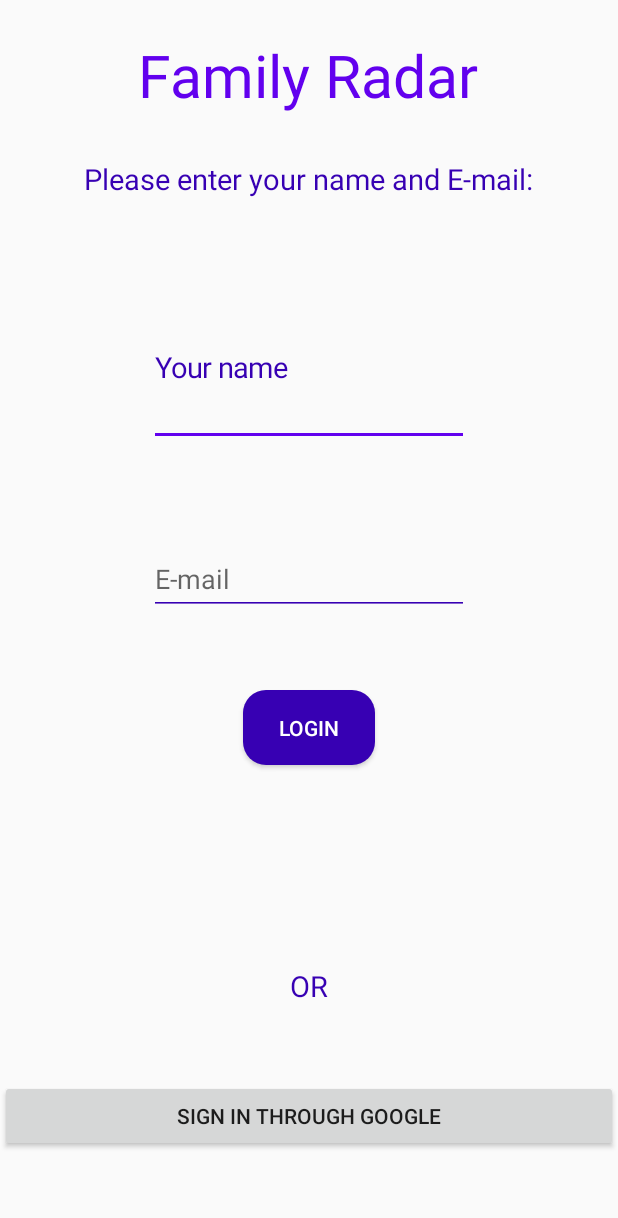
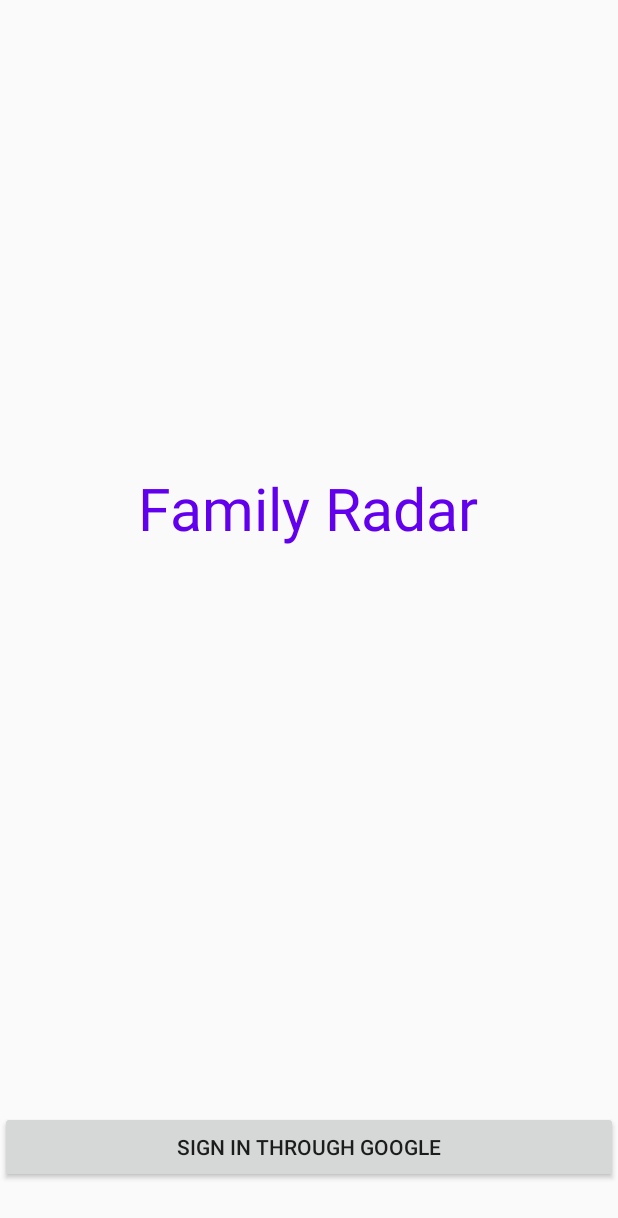
Before and after one commit to Rend1x/FamilyRadar, an Android app: the screen it shows after launch (SingInActivity), on a phone screen of 412 x 824 dp. Shown: the top 1218 px of the screen. Run offline under Robolectric (Android 15) with nearby library versions, the phone set to English and light mode, and no system bars; our stand-ins replace Firebase (no records; nobody signed in at launch, a user with empty details on screens opened directly); plain views replace GoogleSignInButton; 10 statements that could not run were skipped.

```diff
--- a/app/src/main/java/com/example/asus/familyradar/model/adapter/FamilyListAdapter.java
+++ b/app/src/main/java/com/example/asus/familyradar/model/adapter/FamilyListAdapter.java
@@ -43,7 +43,6 @@ public class FamilyListAdapter extends RecyclerView.Adapter<FamilyListAdapter.Vi
     @NonNull
     @Override
     public ViewHolder onCreateViewHolder(@NonNull ViewGroup parent, int viewType) {
-
         LayoutInflater inflater = LayoutInflater.from(parent.getContext());
         UserItemBinding binding = DataBindingUtil.inflate(inflater,R.layout.user_ithem,parent,false);
         return new ViewHolder(binding);
--- a/app/src/main/java/com/example/asus/familyradar/model/utils/SQLUtils.java
+++ b/app/src/main/java/com/example/asus/familyradar/model/utils/SQLUtils.java
@@ -47,12 +47,9 @@ public class SQLUtils {
         user.setLatitude(latitude);
         user.setLongitude(longitude);
 
-
-
         if (databaseHelper.checkEmailUser(user.getEmail())){
 
             updateDataToSql(latitude,longitude);
-            Toast.makeText(context, "Refresh Successful!", Toast.LENGTH_SHORT).show();
 
         }else {
 
@@ -70,15 +67,11 @@ public class SQLUtils {
 
         databaseHelper.updateUser(user,FirebaseAuth.getInstance().getCurrentUser().getEmail());
 
-        Toast.makeText(context, "Refresh Successful!", Toast.LENGTH_SHORT).show();
-
         for (int i = 0; i < familyUpdate.size(); i++) {
 
             user.setEmail(String.valueOf(familyUpdate.get(i)));
 
             databaseHelper.updatePositionFamily(user.getEmail());
-
-            Toast.makeText(context, "Refresh Successful!", Toast.LENGTH_SHORT).show();
         }
     }
 
@@ -88,26 +81,25 @@ public class SQLUtils {
 
         user.setEmail(email);
 
-        if (databaseHelper.checkEmailUser(user.getEmail())&& !databaseHelper.checkEmailFamily(user.getEmail())){
+        if (FirebaseAuth.getInstance().getCurrentUser().getEmail().equals(user.getEmail())){
+
+            Toast.makeText(context,"Вы не можите внести свой аккаунт в список друзей",Toast.LENGTH_SHORT).show();
+
+        } else if(!databaseHelper.checkEmailUser(user.getEmail())){
+
+            Toast.makeText(context,"Нет такого пользователя",Toast.LENGTH_SHORT).show();
+
+        } else if (databaseHelper.checkEmailFamily(user.getEmail())){
+
+            Toast.makeText(context,"Этот пользователь есть в списке друзей",Toast.LENGTH_SHORT).show();
+
+        } else if (databaseHelper.checkEmailUser(user.getEmail())&& !databaseHelper.checkEmailFamily(user.getEmail())){
 
             databaseHelper.addFamily(user.getEmail());
 
-            Toast.makeText(context,"Такой email есть",Toast.LENGTH_SHORT).show();
+            Toast.makeText(context,"Добавления прошло успешно",Toast.LENGTH_SHORT).show();
             Intent accountsIntent = new Intent(context, FamilyListActivity.class);
-            Toast.makeText(context, "Add Successful!", Toast.LENGTH_SHORT).show();
             context.startActivity(accountsIntent);
-
-        }else if(!databaseHelper.checkEmailUser(user.getEmail())){
-
-            Toast.makeText(context,"Нет такого пользователя",Toast.LENGTH_SHORT).show();
-
-        }else if (databaseHelper.checkEmailFamily(user.getEmail())){
-
-            Toast.makeText(context,"Этот пользователь есть в списке друзей",Toast.LENGTH_SHORT).show();
-
-        } else if (FirebaseAuth.getInstance().getCurrentUser().getEmail().equals(user.getEmail())){
-
-            Toast.makeText(context,"Вы не можите внести свой аккаунт в список друзей",Toast.LENGTH_SHORT).show();
 
         }
     }
--- a/app/src/main/java/com/example/asus/familyradar/view/MapsActivity.java
+++ b/app/src/main/java/com/example/asus/familyradar/view/MapsActivity.java
@@ -44,7 +44,9 @@ import com.google.android.gms.maps.model.MarkerOptions;
 import com.google.firebase.auth.FirebaseAuth;
 
 import com.google.firebase.auth.FirebaseUser;
+import com.google.firebase.crash.FirebaseCrash;
 
+import java.io.IOException;
 import java.util.ArrayList;
 import java.util.List;
 
@@ -120,6 +122,7 @@ public class MapsActivity
         familySpinner = new ArrayList<>();
         databaseHelper = new DatabaseHelper(this);
         familyPlace.addAll(databaseHelper.getFamilyPlace());
+        familySpinner.clear();
         familySpinner.addAll(databaseHelper.getFamilyMaps());
     }
 
@@ -161,6 +164,7 @@ public class MapsActivity
 
                         LatLng friendLocation = familySpinnerPos.get(i);
                         markerOptions[i] = new MarkerOptions().position(familySpinnerPos.get(i));
+                        mMap.clear();
                         mMap.addMarker(markerOptions[i]).setTitle(item);
                         mMap.animateCamera(CameraUpdateFactory.newLatLng(friendLocation));
 
@@ -216,13 +220,6 @@ public class MapsActivity
         sqlUtils.postDataToDataBase(latitude, longitude);
     }
 
-    @Override
-    protected void onStop() {
-        super.onStop();
-        Log.d(TAG, "lat: " + latitude + " long " + longitude);
-        sqlUtils.postDataToDataBase(latitude, longitude);
-    }
-
     private void isSignedIn() {
 
         firebaseAuth = FirebaseAuth.getInstance();
@@ -236,9 +233,7 @@ public class MapsActivity
         } else {
             mUsername = mFirebaseUser.getDisplayName();
         }
-
         buildGoogleApiClient();
-
     }
 
     @Override
@@ -329,10 +324,15 @@ public class MapsActivity
         mMap.clear();
         marker = mMap.addMarker(markerOptions);
         mMap.moveCamera(CameraUpdateFactory.newLatLng(new LatLng(latitude,longitude)));
+        setFamilyPlace();
+    }
+
+    private void setFamilyPlace(){
         MarkerOptions[] markerOptions = new MarkerOptions[familyPlace.size()];
         for (int i = 0; i < familyPlace.size(); i++) {
             markerOptions[i] = new MarkerOptions().position(familyPlace.get(i));
-            mMap.addMarker(markerOptions[i]);
+            mMap.clear();
+            marker =  mMap.addMarker(markerOptions[i]);
         }
     }
 
--- a/app/src/main/java/com/example/asus/familyradar/view/SingInActivity.java
+++ b/app/src/main/java/com/example/asus/familyradar/view/SingInActivity.java
@@ -27,35 +27,21 @@ import com.google.firebase.auth.GoogleAuthProvider;
 public class SingInActivity extends AppCompatActivity  implements GoogleApiClient.OnConnectionFailedListener, View.OnClickListener{
 
     private static final String TAG = "SingInActivity";
-    private static final int RC_SIGN_IN = 9001;
+    private static final int RC_SIGN_IN = 1001;
 
     private GoogleApiClient mGoogleApiClient;
     private static GoogleSignInOptions googleSignInOptions;
 
     private FirebaseAuth mFirebaseAuth;
 
-    private EditText yourName;
-    private EditText yourEmail;
-
-    private Button mSingIn;
     private Button singInGoogle;
 
     @Override
     protected void onCreate(Bundle savedInstanceState) {
         super.onCreate(savedInstanceState);
         setContentView(R.layout.activity_sing_in);
-
         init();
-
-        mSingIn.setOnClickListener(new View.OnClickListener() {
-            @Override
-            public void onClick(View v) {
-
-            }
-        });
-
         singInGoogle.setOnClickListener(this);
-
     }
 
     @Override
@@ -71,10 +57,7 @@ public class SingInActivity extends AppCompatActivity  implements GoogleApiClien
 
     private void init(){
 
-        yourName = (EditText) findViewById(R.id.enter_name);
-        yourEmail = (EditText) findViewById(R.id.enter_email);
         singInGoogle = (Button) findViewById(R.id.login_button_google);
-        mSingIn = (Button) findViewById(R.id.singInButton);
 
         googleSignInOptions = new GoogleSignInOptions.Builder(GoogleSignInOptions.DEFAULT_SIGN_IN)
                 .requestIdToken(getString(R.string.default_web_client_id))
--- a/app/src/main/res/layout/activity_sing_in.xml
+++ b/app/src/main/res/layout/activity_sing_in.xml
@@ -15,7 +15,7 @@
         android:layout_height="wrap_content"
         android:layout_gravity="top"
         android:gravity="center"
-        android:layout_weight="0.15"
+        android:layout_weight="0.9"
         android:orientation="vertical"
         android:visibility="visible">
 
@@ -28,96 +28,19 @@
             android:theme="@style/MyTextViewAppName"
              />
 
-        <TextView
-            android:id="@+id/appInfo"
-            android:layout_width="wrap_content"
-            android:layout_height="wrap_content"
-            android:text="@string/app_info"
-            android:theme="@style/MyTextViewInfo"
-            />
-
 
     </LinearLayout>
 
 
-    <LinearLayout
-        android:layout_width="match_parent"
-        android:layout_height="wrap_content"
-        android:layout_gravity="center"
-        android:gravity="center"
-        android:layout_weight="0.5"
-        android:orientation="vertical">
-
-        <android.support.design.widget.TextInputLayout
-            android:id="@+id/input_name"
-            android:layout_width="wrap_content"
-            android:layout_height="wrap_content"
-            android:layout_marginBottom="50dp"
-            app:hintTextAppearance="@style/MyHintText"
-          >
-
-            <android.support.design.widget.TextInputEditText
-                android:id="@+id/enter_name"
-                android:layout_width="wrap_content"
-                android:layout_height="wrap_content"
-                android:ems="10"
-                android:hint="@string/your_name"
-                android:inputType="textPersonName"
-                android:textColor="@color/colorPrimary"
-                android:theme="@style/MyEditText" />
-
-        </android.support.design.widget.TextInputLayout>
-
-
-        <android.support.design.widget.TextInputLayout
-            android:id="@+id/input_email"
-            android:layout_width="wrap_content"
-            android:layout_height="wrap_content"
-            android:layout_marginBottom="50dp"
-            app:hintTextAppearance="@style/MyHintText"
-          >
-
-            <android.support.design.widget.TextInputEditText
-                android:id="@+id/enter_email"
-                android:layout_width="wrap_content"
-                android:layout_height="wrap_content"
-                android:ems="10"
-                android:hint="@string/email"
-                android:inputType="textEmailAddress"
-                android:textColor="@color/colorPrimary"
-                android:theme="@style/MyEditText"
-              />
-        </android.support.design.widget.TextInputLayout>
-
-        <Button
-            android:id="@+id/singInButton"
-            android:layout_width="wrap_content"
-            android:layout_height="wrap_content"
-            android:layout_gravity="bottom|center"
-            android:background="@drawable/rounded_button"
-            android:text="@string/login"
-            android:textColor="@color/colorAccent"
-          />
-
-
-    </LinearLayout>
 
     <LinearLayout
         android:layout_width="match_parent"
         android:layout_height="wrap_content"
         android:layout_gravity="end"
         android:gravity="center"
-        android:layout_weight="0.35"
+        android:layout_weight="0.1"
         android:orientation="vertical">
 
-        <TextView
-            android:id="@+id/textOr"
-            android:layout_width="wrap_content"
-            android:layout_height="wrap_content"
-            android:layout_marginBottom="50dp"
-            android:layout_gravity="center|top"
-            android:text="@string/or"
-            android:theme="@style/MyTextViewInfo" />
 
         <com.shobhitpuri.custombuttons.GoogleSignInButton
             android:id="@+id/login_button_google"
@@ -129,7 +52,4 @@
 
     </LinearLayout>
 
-
-
-
 </LinearLayout>
--- a/app/src/main/res/values/strings.xml
+++ b/app/src/main/res/values/strings.xml
@@ -1,14 +1,10 @@
 <resources>
     <string name="app_name">Family Radar</string>
-    <string name="app_info">Please enter your name and E-mail:</string>
-    <string name="login">Login</string>
-    <string name="your_name">Your name</string>
     <string name="email">E-mail</string>
     <string name="title_activity_maps">Family Radar</string>
     <string name="family_list">Family List</string>
     <string name="logout">Logout</string>
     <string name="add_friend">Add</string>
-    <string name="or">OR</string>
     <string name="authGoogle">Sign in through Google</string>
     <string name="title_activity_login">Sign in</string>
     <string name="add_friend_info">Enter email your friend</string>
```
Also changed, not shown: 1 other file.
